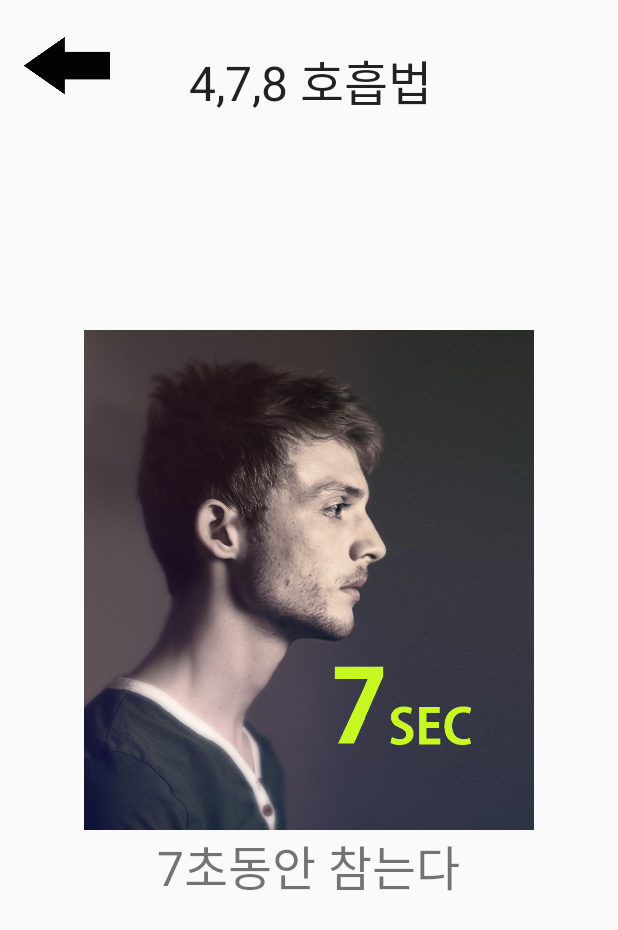
After one commit to nakjun/WELLNESS, an Android app: the DW_BreatheActivity2 screen opened directly, with no data from a screen before it, on a phone screen of 412 x 824 dp. The commit adds this screen. Shown: the top 930 px of the screen. Run offline under Robolectric (Android 15) with nearby library versions, the phone set to English and light mode, and no system bars.

Commit message:
7초 개발 도중 일단 정지
자세한 세부 진행 내용 이해 전까지 개발 일시중지

```diff
--- /dev/null
+++ b/app/src/main/java/com/example/nj/myapplication/DW_Activity/DW_BreatheActivity2.java
@@ -0,0 +1,70 @@
+package com.example.nj.myapplication.DW_Activity;
+
+import android.content.Intent;
+import android.graphics.Bitmap;
+import android.graphics.BitmapFactory;
+import android.os.Bundle;
+import android.support.design.widget.FloatingActionButton;
+import android.support.design.widget.Snackbar;
+import android.support.v7.app.AppCompatActivity;
+import android.support.v7.widget.Toolbar;
+import android.view.View;
+import android.widget.ImageButton;
+import android.widget.ImageView;
+import android.widget.TextView;
+
+import com.example.nj.myapplication.R;
+
+public class DW_BreatheActivity2 extends AppCompatActivity {
+    TextView topTextView,botTextView;
+    ImageView centerImage;
+    ImageButton backImage;
+    Bitmap centerImageBitmap,backImageBitmap;
+    Thread timer;
+    @Override
+    protected void onCreate(Bundle savedInstanceState) {
+        super.onCreate(savedInstanceState);
+        setContentView(R.layout.activity_dw__breathe2);
+
+        backImageBitmap=Bitmap.createScaledBitmap(BitmapFactory.decodeResource(this.getResources(), R.drawable.common_back_button), 100, 100, false);
+        backImage =(ImageButton)findViewById(R.id.dw_sec_back3);
+        backImage.setImageBitmap(backImageBitmap);
+        backImage.setBackgroundResource(R.color.transparent);
+        backImage.setOnClickListener(new View.OnClickListener() {
+            @Override
+            public void onClick(View view) {
+                finish();
+            }
+        });
+
+        topTextView=(TextView)findViewById(R.id.dw_breathe2_topText);
+        topTextView.setTextSize(32);
+        topTextView.setText(R.string.dw_breathe_title);
+
+        botTextView=(TextView)findViewById(R.id.dw_breathe2_botText);
+        botTextView.setTextSize(32);
+        botTextView.setText(R.string.dw_7sec);
+
+        centerImage=(ImageView)findViewById(R.id.dw_breathe2_image);
+        centerImageBitmap=Bitmap.createScaledBitmap(BitmapFactory.decodeResource(this.getResources(), R.drawable.dw_breathe_7sec), 450, 500, false);
+        centerImage.setImageBitmap(centerImageBitmap);
+
+        timer = new Thread(new Runnable() {
+            @Override
+            public void run() {
+                try {
+                    synchronized (this) {
+                        wait(4000);
+                    }
+//                    startActivity(new Intent(DW_BreatheActivity2.this, DW_BreatheActivity3.class));
+                    centerImageBitmap.recycle();
+                    backImageBitmap.recycle();
+                } catch (InterruptedException e) {
+                    e.printStackTrace();
+                }
+
+            }
+        });
+        timer.start();
+    }
+}
--- /dev/null
+++ b/app/src/main/res/layout/activity_dw__breathe2.xml
@@ -0,0 +1,41 @@
+<?xml version="1.0" encoding="utf-8"?>
+<RelativeLayout
+    xmlns:android="http://schemas.android.com/apk/res/android"
+    xmlns:tools="http://schemas.android.com/tools" android:layout_width="match_parent"
+    android:layout_height="match_parent" android:fitsSystemWindows="true"
+    tools:context="com.example.nj.myapplication.DW_Activity.DW_BreatheActivity1">
+    <ImageButton
+        android:layout_width="wrap_content"
+        android:layout_height="wrap_content"
+        android:id="@+id/dw_sec_back3" />
+    <TextView
+        android:layout_width="fill_parent"
+        android:layout_height="wrap_content"
+        android:textAppearance="?android:attr/textAppearanceLarge"
+        android:text="Large Text"
+        android:id="@+id/dw_breathe2_topText"
+        android:layout_alignParentTop="true"
+        android:layout_marginLeft="35dp"
+        android:layout_marginStart="35dp"
+        android:layout_marginTop="30dp"
+        android:layout_toRightOf="@id/dw_sec_back3" />
+
+    <ImageView
+        android:layout_width="wrap_content"
+        android:layout_height="wrap_content"
+        android:id="@+id/dw_breathe2_image"
+        android:layout_below="@+id/dw_breathe2_topText"
+        android:layout_centerHorizontal="true"
+        android:layout_marginTop="142dp"/>
+
+    <TextView
+        android:layout_width="wrap_content"
+        android:layout_height="wrap_content"
+        android:text="New Text"
+        android:id="@+id/dw_breathe2_botText"
+        android:layout_below="@+id/dw_breathe2_image"
+        android:layout_centerHorizontal="true"
+        />
+
+
+</RelativeLayout>
--- a/app/src/main/res/layout/activity_dw_second.xml
+++ b/app/src/main/res/layout/activity_dw_second.xml
@@ -32,10 +32,7 @@
         android:layout_below="@+id/dw_sec_topText"
         android:layout_marginTop="142dp"
         android:layout_centerInParent="true"
-        android:layout_alignParentLeft="false"
         android:layout_alignParentTop="true"
-        android:layout_alignParentBottom="false"
-        android:layout_alignParentRight="false"
         android:layout_alignWithParentIfMissing="false" />
 
     <TextView
--- a/app/src/main/res/values/strings.xml
+++ b/app/src/main/res/values/strings.xml
@@ -9,11 +9,21 @@
     <string name="title_activity_behavior">BehaviorActivity</string>
     <string name="title_activity_join">JoinActivity</string>
     <string name="title_activity_noname">nonameActivity</string>
+
     <string name="title_activity_dw_">DW_Activity</string>
+    <string name="title_activity_dw_second">DW_secondActivity</string>
+    <string name="title_activity_dw__breathe">DW_BreatheActivity</string>
+    <string name="title_activity_dw__breathe2">DW_BreatheActivity2</string>
+
     <string name="dw_title">불안/긴장 해소하기</string>
     <string name="dw_main_button_name">\"클릭\"</string>
     <string name="dw_2nd_top">조용하고 편안한 장소를 찾아요</string>
     <string name="dw_2nd_mid">그림을 터치해 주세요</string>
     <string name="dw_2nd_bottom">모든 준비가 되시면 그림을 눌러주시기 바랍니다.\n그림을 클릭한 후 부터 자동으로 진행되오니\n안내 멘트에 따라 해주시기 바랍니다.</string>
-    <string name="title_activity_dw_second">DW_secondActivity</string>
+
+    <string name="dw_breathe_title">4,7,8 호흡법</string>
+    <string name="dw_4sec">\"코\"로 4초동안</string>
+    <string name="dw_7sec">7초동안 참는다</string>
+    <string name="dw_8sec">\"입\"으로 8초동안</string>
+
 </resources>
```
Also changed, not shown: app/src/main/AndroidManifest.xml (+21 -3 lines), app/src/main/java/com/example/nj/myapplication/DW_Activity/DW_BreatheActivity1.java (added, +61 -0 lines), app/src/main/java/com/example/nj/myapplication/DW_Activity/DW_secondActivity.java (+7 -1 lines), app/src/main/res/layout/activity_dw__breathe1.xml (added, +41 -0 lines), app/src/main/res/drawable/dw_breathe_4sec.png (added), app/src/main/res/drawable/dw_breathe_7sec.png (added), app/src/main/res/drawable/dw_breathe_8sec.png (added).
